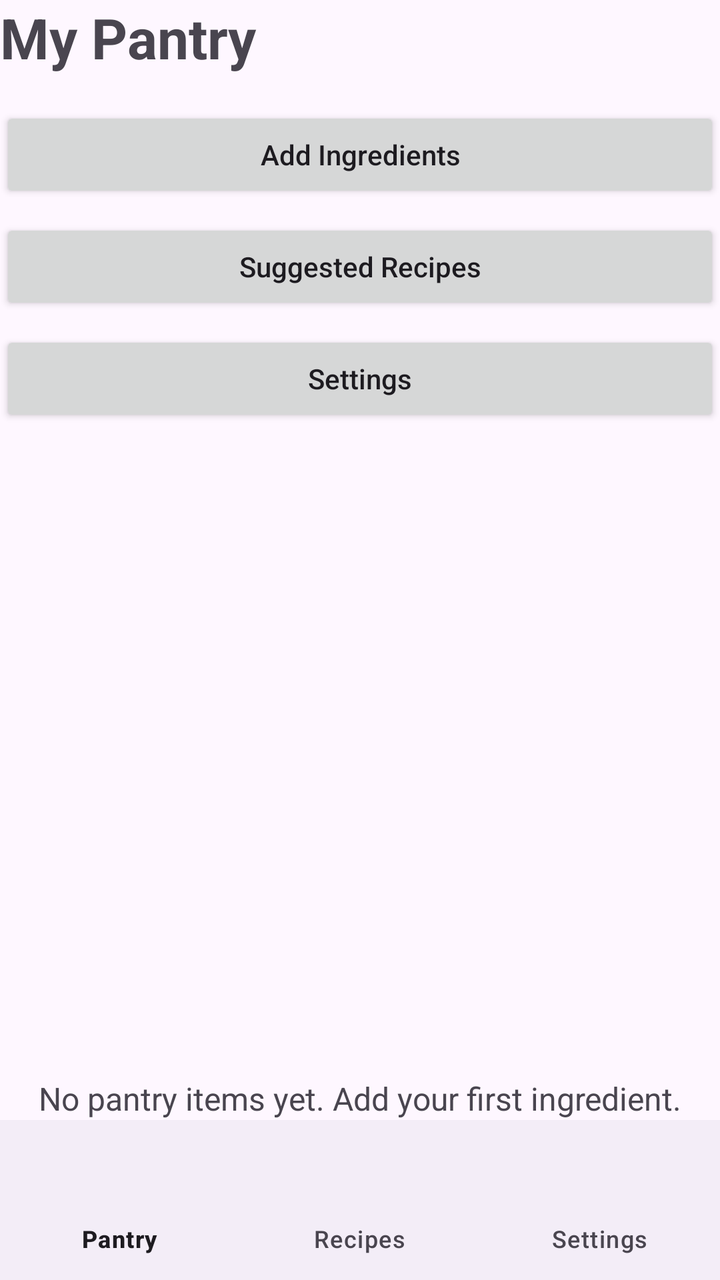
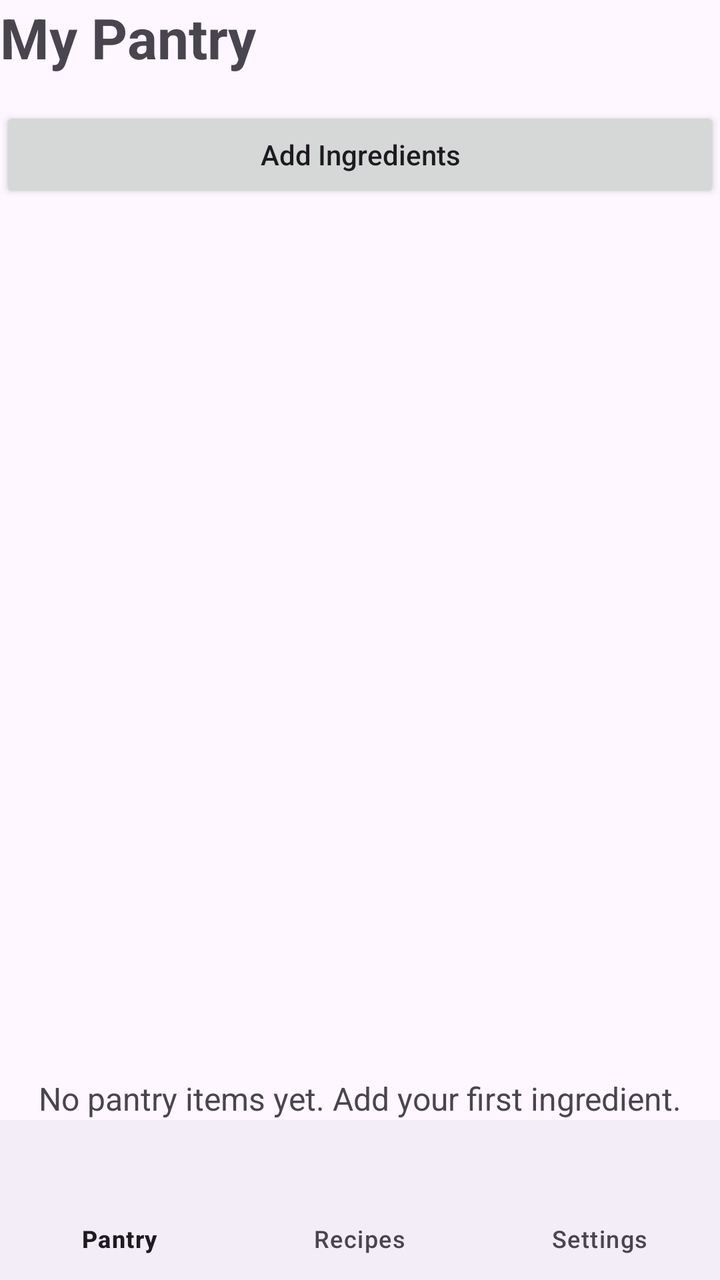

Two renders of the same Android screen: before a commit and after it. Below are the layout's source before the change and the commit's diff.
<!-- AndroidManifest.xml: application theme Theme.SmartPantryManager -->
<!-- res/layout/activity_main.xml -->
<?xml version="1.0" encoding="utf-8"?>
<LinearLayout xmlns:android="http://schemas.android.com/apk/res/android"
    xmlns:app="http://schemas.android.com/apk/res-auto"
    xmlns:tools="http://schemas.android.com/tools"
    android:layout_width="match_parent"
    android:id="@+id/main"
    android:layout_height="match_parent"
    android:orientation="vertical"
    android:fitsSystemWindows="true"
    android:padding="16dp">

    <TextView
        android:layout_width="match_parent"
        android:layout_height="wrap_content"
        android:text="@string/my_pantry"
        android:textSize="28sp"
        android:textStyle="bold"
        android:paddingBottom="16dp" />

    <Button
        android:id="@+id/buttonAddIngredient"
        android:layout_width="match_parent"
        android:layout_height="wrap_content"
        android:text="@string/add_ingredient"
        android:textAllCaps="false" />

    <Button
        android:id="@+id/buttonSuggestedRecipes"
        android:layout_width="match_parent"
        android:layout_height="wrap_content"
        android:layout_marginTop="8dp"
        android:text="@string/suggested_recipes_button"
        android:textAllCaps="false" />

    <Button
        android:id="@+id/buttonSettings"
        android:layout_width="match_parent"
        android:layout_height="wrap_content"
        android:layout_marginTop="8dp"
        android:text="@string/settings_button"
        android:textAllCaps="false" />

    <androidx.recyclerview.widget.RecyclerView
        android:id="@+id/pantryRecyclerView"
        android:layout_width="match_parent"
        android:layout_height="0dp"
        android:layout_marginTop="16dp"
        android:layout_weight="1"
        tools:visibility="gone" />

    <TextView
        android:id="@+id/textEmptyPantry"
        android:layout_width="match_parent"
        android:layout_height="wrap_content"
        android:layout_marginTop="24dp"
        android:gravity="center"
        android:text="@string/empty_pantry_message"
        android:textSize="16sp" />

    <com.google.android.material.bottomnavigation.BottomNavigationView
        android:id="@+id/bottomNavigationView"
        android:layout_width="match_parent"
        android:layout_height="wrap_content"
        app:menu="@menu/bottom_navigation_menu" />

</LinearLayout>
<!-- resources referenced by this layout -->
<resources>
  <string name="add_ingredient">Add Ingredients</string>
  <string name="empty_pantry_message">No pantry items yet. Add your first ingredient.</string>
  <string name="my_pantry">My Pantry</string>
  <string name="settings_button">Settings</string>
  <string name="suggested_recipes_button">Suggested Recipes</string>
  <style name="Theme.SmartPantryManager" parent="Base.Theme.SmartPantryManager" />
  <style name="Base.Theme.SmartPantryManager" parent="Theme.Material3.DayNight.NoActionBar">
          
          
      </style>
</resources>

<!-- the commit's change to res/layout/activity_main.xml (unified diff, before → after) -->
@@ -24,22 +24,6 @@
         android:text="@string/add_ingredient"
         android:textAllCaps="false" />
 
-    <Button
-        android:id="@+id/buttonSuggestedRecipes"
-        android:layout_width="match_parent"
-        android:layout_height="wrap_content"
-        android:layout_marginTop="8dp"
-        android:text="@string/suggested_recipes_button"
-        android:textAllCaps="false" />
-
-    <Button
-        android:id="@+id/buttonSettings"
-        android:layout_width="match_parent"
-        android:layout_height="wrap_content"
-        android:layout_marginTop="8dp"
-        android:text="@string/settings_button"
-        android:textAllCaps="false" />
-
     <androidx.recyclerview.widget.RecyclerView
         android:id="@+id/pantryRecyclerView"
         android:layout_width="match_parent"
<!-- resource entries referenced after the edit -->
@@ -3,8 +3,6 @@
   <string name="add_ingredient">Add Ingredients</string>
   <string name="empty_pantry_message">No pantry items yet. Add your first ingredient.</string>
   <string name="my_pantry">My Pantry</string>
-  <string name="settings_button">Settings</string>
-  <string name="suggested_recipes_button">Suggested Recipes</string>
   <style name="Theme.SmartPantryManager" parent="Base.Theme.SmartPantryManager" />
   <style name="Base.Theme.SmartPantryManager" parent="Theme.Material3.DayNight.NoActionBar">
           
